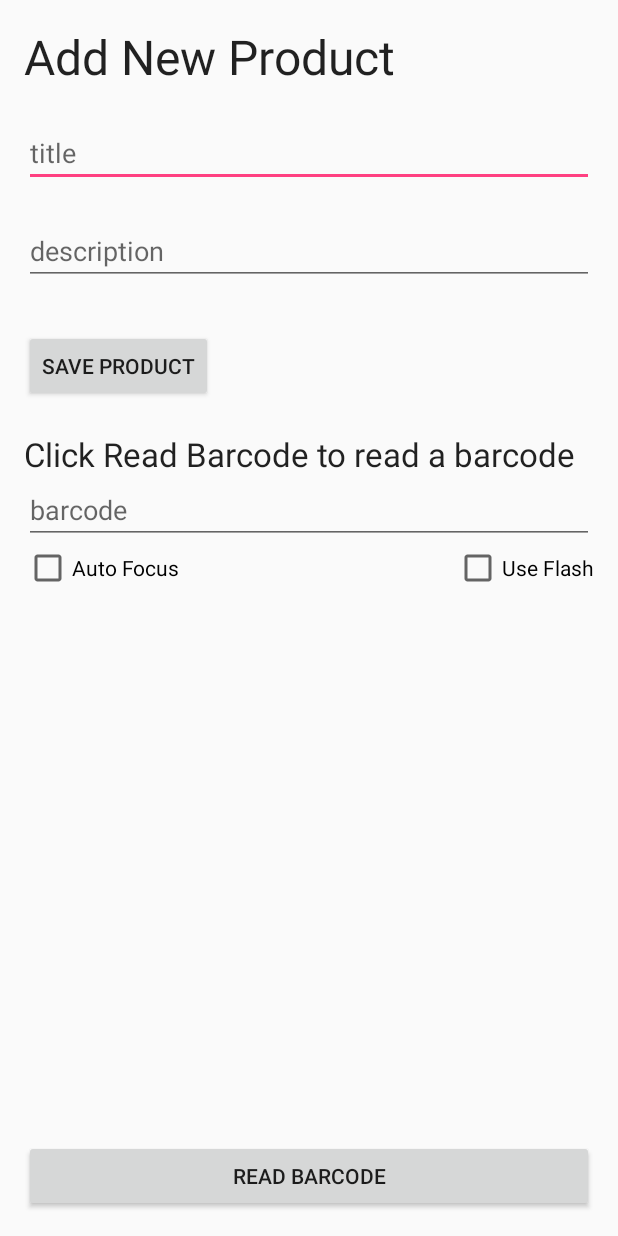
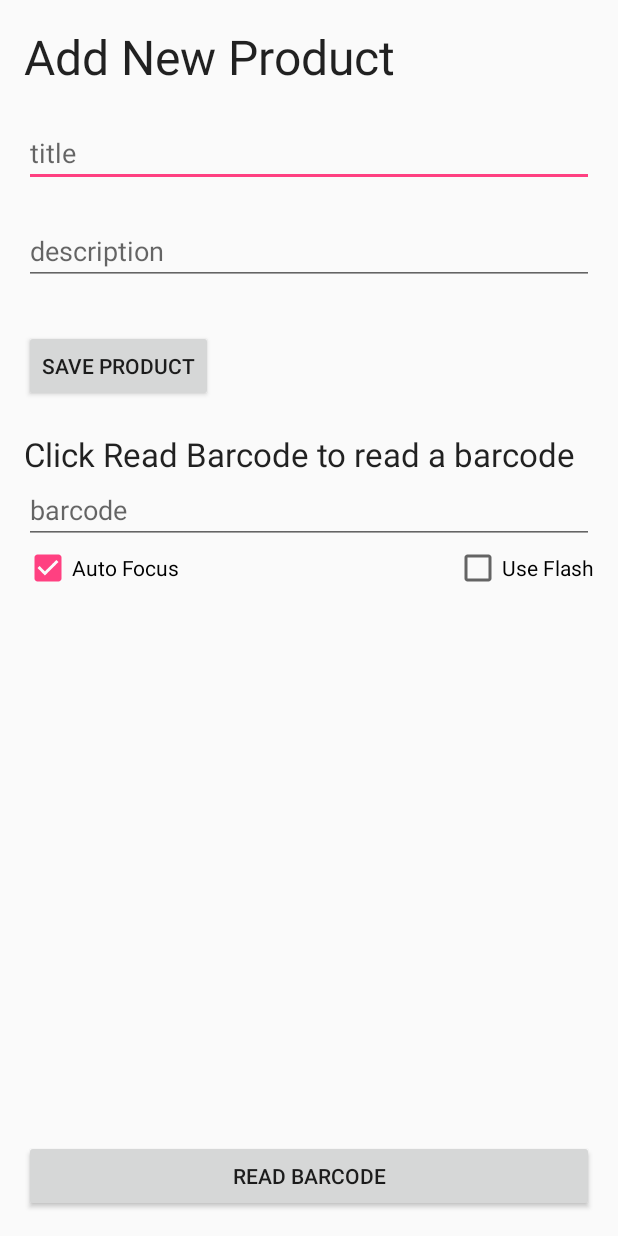
Before and after one commit to Microhive/Android-Health-App, an Android app: the screen it shows after launch (CreateAllergyActivity), after a tap on an icon or button, on a phone screen of 412 x 824 dp. Run offline under Robolectric (Android 15) with nearby library versions, the phone set to English and light mode, and no system bars.

Commit message:
Reversed main list and turned autofocus on by default

```diff
--- a/AllergyTracker/app/src/main/java/dk/itu/ubicomp/android/allergytracker/AllergyProductItemFragment.java
+++ b/AllergyTracker/app/src/main/java/dk/itu/ubicomp/android/allergytracker/AllergyProductItemFragment.java
@@ -9,6 +9,9 @@ import android.support.v7.widget.RecyclerView;
 import android.view.LayoutInflater;
 import android.view.View;
 import android.view.ViewGroup;
+
+import java.util.Collections;
+import java.util.List;
 
 import dk.itu.ubicomp.android.allergytracker.DAL.Models.AllergyProduct;
 import dk.itu.ubicomp.android.allergytracker.DAL.Models.AllergyProductDb;
@@ -69,7 +72,10 @@ public class AllergyProductItemFragment extends Fragment {
             } else {
                 recyclerView.setLayoutManager(new GridLayoutManager(context, mColumnCount));
             }
-            recyclerView.setAdapter(new AllergyProductItemRecyclerViewAdapter(AllergyProductDb.getInstance(getActivity()).getItems(), mListener));
+            List<AllergyProduct> list = AllergyProductDb.getInstance(getActivity()).getItems();
+            List<AllergyProduct> shallowCopy = list.subList(0, list.size());
+            Collections.reverse(shallowCopy);
+            recyclerView.setAdapter(new AllergyProductItemRecyclerViewAdapter(shallowCopy, mListener));
         }
         return view;
     }
--- a/AllergyTracker/app/src/main/java/dk/itu/ubicomp/android/allergytracker/MainActivity.java
+++ b/AllergyTracker/app/src/main/java/dk/itu/ubicomp/android/allergytracker/MainActivity.java
@@ -10,8 +10,6 @@ import android.support.v7.widget.Toolbar;
 import android.view.View;
 import android.view.Menu;
 import android.view.MenuItem;
-import android.widget.TextView;
-import android.widget.Toast;
 
 import dk.itu.ubicomp.android.allergytracker.DAL.Models.AllergyProduct;
 
--- a/AllergyTracker/app/src/main/res/layout/activity_allergy_create.xml
+++ b/AllergyTracker/app/src/main/res/layout/activity_allergy_create.xml
@@ -34,7 +34,7 @@
         android:layout_height="wrap_content"
         android:text="@string/auto_focus"
         android:id="@+id/auto_focus"
-        android:checked="false"
+        android:checked="true"
         android:layout_below="@+id/barcode_value"
         android:layout_alignParentLeft="true"
         android:layout_alignParentStart="true"/>
@@ -96,7 +96,8 @@
         android:layout_alignRight="@+id/use_flash"
         android:layout_alignEnd="@+id/use_flash"
         android:layout_alignParentLeft="true"
-        android:layout_alignParentStart="true"/>
+        android:layout_alignParentStart="true"
+        android:singleLine="true"/>
 
     <Button
         android:layout_width="wrap_content"
--- a/AllergyTracker/app/src/main/res/layout/activity_main_crud.xml
+++ b/AllergyTracker/app/src/main/res/layout/activity_main_crud.xml
@@ -58,7 +58,8 @@
         android:layout_alignParentLeft="true"
         android:layout_alignParentRight="true"
         android:layout_alignParentEnd="true"
-        android:layout_marginBottom="20dp"/>
+        android:layout_marginBottom="20dp"
+        android:singleLine="true"/>
 
     <Button
         android:layout_width="wrap_content"
```
